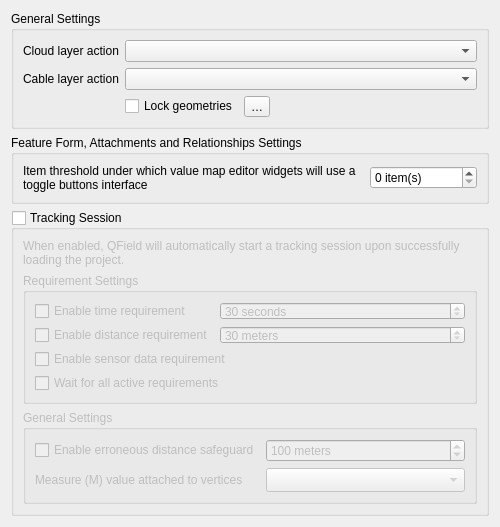
yamamoto-ryuzo/yr-qgis-launcher, file launcher/portable_profile/profiles/portable/python/plugins/qfieldsync/ui/map_layer_config_widget.ui: the form before one commit.
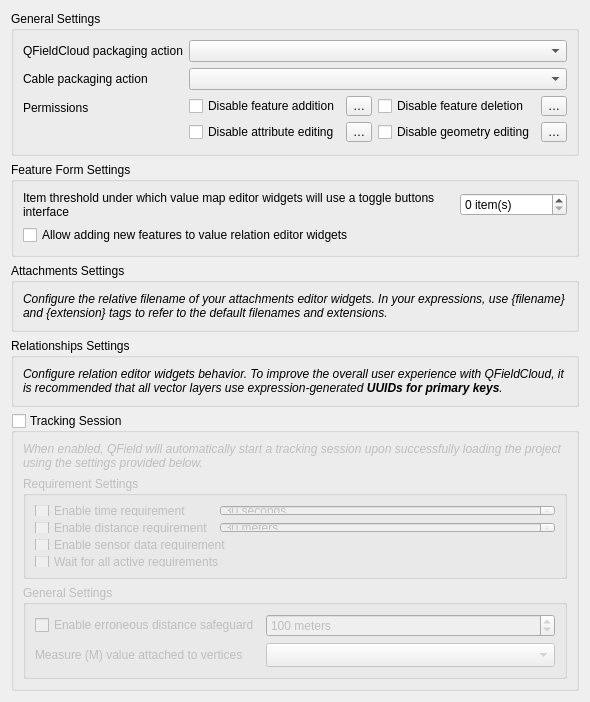
The form after the commit. Custom widgets are drawn as their Qt base class.

Patch:
```diff
--- a/launcher/portable_profile/profiles/portable/python/plugins/qfieldsync/ui/map_layer_config_widget.ui
+++ b/launcher/portable_profile/profiles/portable/python/plugins/qfieldsync/ui/map_layer_config_widget.ui
@@ -33,37 +33,61 @@
       <item row="0" column="0">
        <widget class="QLabel" name="cloudLayerActionLabel">
         <property name="text">
-         <string>Cloud layer action</string>
+         <string>QFieldCloud packaging action</string>
         </property>
        </widget>
       </item>
       <item row="1" column="0">
        <widget class="QLabel" name="cableLayerActionLabel">
         <property name="text">
-         <string>Cable layer action</string>
+         <string>Cable packaging action</string>
+        </property>
+       </widget>
+      </item>
+      <item row="2" column="0">
+       <widget class="QLabel" name="lockLabel">
+        <property name="text">
+         <string>Permissions</string>
         </property>
        </widget>
       </item>
       <item row="2" column="1">
-       <layout class="QHBoxLayout" name="horizontalLayout">
-        <item>
-         <widget class="QCheckBox" name="isGeometryLockedCheckBox">
+       <layout class="QGridLayout" name="lockGridLayout">
+        <item row="0" column="0">
+         <widget class="QCheckBox" name="isFeatureAdditionLockedCheckBox">
           <property name="toolTip">
            <string>When enabled, this option disables adding and deleting features, as well as modifying the geometries of existing features.</string>
           </property>
           <property name="text">
-           <string>Lock geometries</string>
+           <string>Disable feature addition</string>
           </property>
          </widget>
         </item>
-        <item>
-         <widget class="QgsPropertyOverrideButton" name="isGeometryLockedDDButton">
+        <item row="0" column="1">
+         <widget class="QgsPropertyOverrideButton" name="isFeatureAdditionLockedDDButton">
           <property name="text">
            <string>…</string>
           </property>
          </widget>
         </item>
-        <item>
+        <item row="0" column="2">
+         <widget class="QCheckBox" name="isFeatureDeletionLockedCheckBox">
+          <property name="toolTip">
+           <string>When enabled, this option prevents the deletion of features from the layer.</string>
+          </property>
+          <property name="text">
+           <string>Disable feature deletion</string>
+          </property>
+         </widget>
+        </item>
+        <item row="0" column="3">
+         <widget class="QgsPropertyOverrideButton" name="isFeatureDeletionLockedDDButton">
+          <property name="text">
+           <string>…</string>
+          </property>
+         </widget>
+        </item>
+        <item row="0" column="4">
          <spacer name="horizontalSpacer">
           <property name="orientation">
            <enum>Qt::Horizontal</enum>
@@ -76,6 +100,40 @@
           </property>
          </spacer>
         </item>
+        <item row="1" column="0">
+         <widget class="QCheckBox" name="isAttributeEditingLockedCheckBox">
+          <property name="toolTip">
+           <string>When enabled, this option disables editing of attributes of existing features.</string>
+          </property>
+          <property name="text">
+           <string>Disable attribute editing</string>
+          </property>
+         </widget>
+        </item>
+        <item row="1" column="1">
+         <widget class="QgsPropertyOverrideButton" name="isAttributeEditingLockedDDButton">
+          <property name="text">
+           <string>…</string>
+          </property>
+         </widget>
+        </item>
+        <item row="1" column="2">
+         <widget class="QCheckBox" name="isGeometryEditingLockedCheckBox">
+          <property name="toolTip">
+           <string>When enabled, this option disables editing of geometries of existing features.</string>
+          </property>
+          <property name="text">
+           <string>Disable geometry editing</string>
+          </property>
+         </widget>
+        </item>
+        <item row="1" column="3">
+         <widget class="QgsPropertyOverrideButton" name="isGeometryEditingLockedDDButton">
+          <property name="text">
+           <string>…</string>
+          </property>
+         </widget>
+        </item>
        </layout>
       </item>
       <item row="1" column="1">
@@ -87,10 +145,10 @@
    <item>
     <widget class="QGroupBox" name="attachmentsRelationsGroupBox">
      <property name="title">
-      <string>Feature Form, Attachments and Relationships Settings</string>
+      <string>Feature Form Settings</string>
      </property>
-     <layout class="QFormLayout" name="attachmentsRelationsLayout">
-      <item row="0" column="0" colspan="2">
+     <layout class="QGridLayout" name="featureFormLayout">
+      <item row="0" column="0">
        <layout class="QHBoxLayout" name="valueMapButtonInterfaceLayout">
         <item>
          <widget class="QLabel" name="valueMapButtonInterfaceLabel">
@@ -138,6 +196,67 @@
         </item>
        </layout>
       </item>
+      <item row="1" column="0">
+       <widget class="QCheckBox" name="allowValueRelationFeatureAddition">
+        <property name="text">
+         <string>Allow adding new features to value relation editor widgets</string>
+        </property>
+       </widget>
+      </item>
+     </layout>
+    </widget>
+   </item>
+   <item>
+    <widget class="QgsCollapsibleGroupBox" name="attachmentsGroupBox">
+     <property name="title">
+      <string>Attachments Settings</string>
+     </property>
+     <property name="saveCollapsedState">
+      <bool>false</bool>
+     </property>
+     <layout class="QGridLayout" name="attachmentsLayout">
+      <item row="0" column ="0">
+       <widget class="QLabel" name="attachmentsTipLabel">
+        <property name="text">
+         <string>Configure the relative filename of your attachments editor widgets. In your expressions, use {filename} and {extension} tags to refer to the default filenames and extensions.</string>
+        </property>
+        <property name="wordWrap">
+         <bool>true</bool>
+        </property>
+        <property name="font">
+         <font>
+          <italic>true</italic>
+         </font>
+        </property>
+       </widget>
+      </item>
+     </layout>
+    </widget>
+   </item>
+   <item>
+    <widget class="QgsCollapsibleGroupBox" name="relationsGroupBox">
+     <property name="title">
+      <string>Relationships Settings</string>
+     </property>
+     <property name="saveCollapsedState">
+      <bool>false</bool>
+     </property>
+     <layout class="QGridLayout" name="relationsLayout">
+      <item row="0" column ="0">
+       <widget class="QLabel" name="relationsTipLabel">
+        <property name="text">
+         <string>Configure relation editor widgets behavior. To improve the overall user experience with QFieldCloud, it is recommended that all vector layers use expression-generated &lt;b&gt;UUIDs for primary keys&lt;/b&gt;.</string>
+        </property>
+        <property name="wordWrap">
+         <bool>true</bool>
+        </property>
+        <property name="font">
+         <font>
+          <italic>true</italic>
+         </font>
+        </property>
+       </widget>
+      </item>
      </layout>
     </widget>
    </item>
@@ -159,11 +278,16 @@
        <item>
         <widget class="QLabel" name="trackingSessionLabel">
          <property name="text">
-          <string>When enabled, QField will automatically start a tracking session upon successfully loading the project.</string>
+          <string>When enabled, QField will automatically start a tracking session upon successfully loading the project using the settings provided below.</string>
          </property>
          <property name="wordWrap">
           <bool>true</bool>
          </property>
+         <property name="font">
+          <font>
+           <italic>true</italic>
+          </font>
+         </property>
         </widget>
        </item>
        <item>
@@ -329,6 +453,22 @@
      </layout>
     </widget>
    </item>
+   <item>
+    <spacer name="verticalSpacer">
+     <property name="orientation">
+      <enum>Qt::Vertical</enum>
+     </property>
+     <property name="sizeType">
+      <enum>QSizePolicy::MinimumExpanding</enum>
+     </property>
+     <property name="sizeHint" stdset="0">
+      <size>
+       <width>20</width>
+       <height>0</height>
+      </size>
+     </property>
+    </spacer>
+   </item>
   </layout>
  </widget>
  <customwidgets>
```
Left out of the diff: 12 changed lines with no effect on the pictures.
